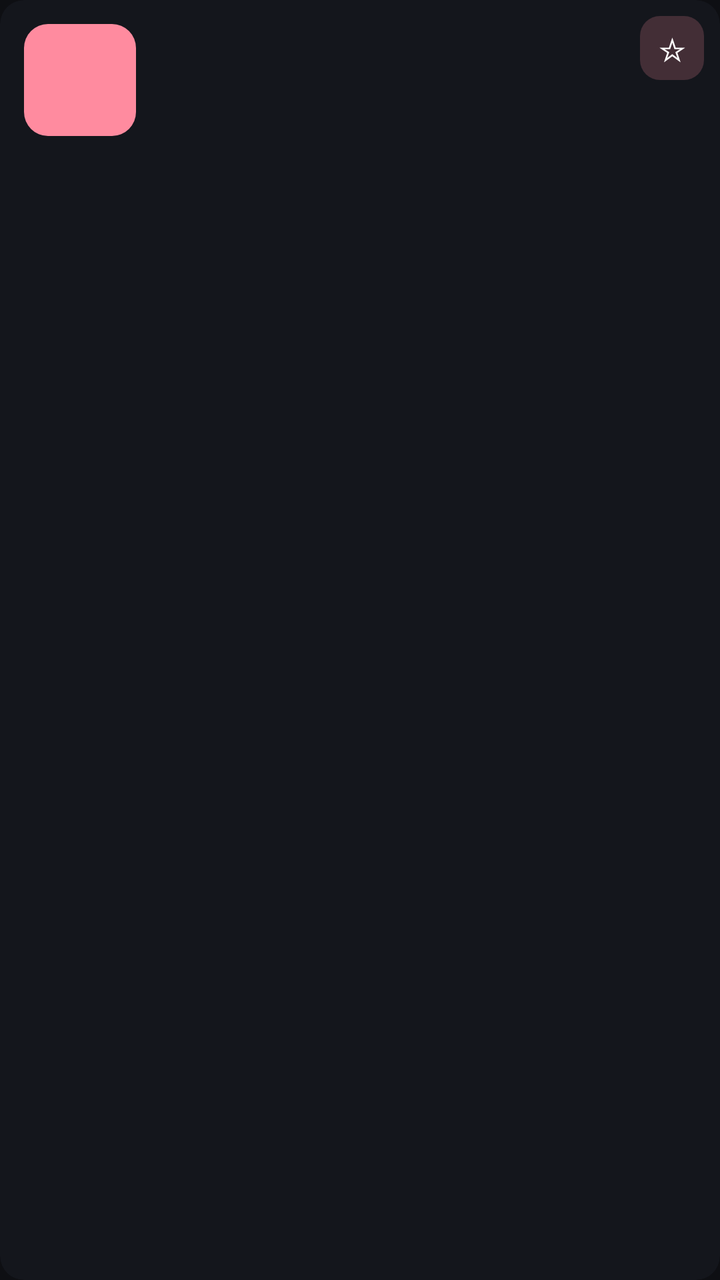
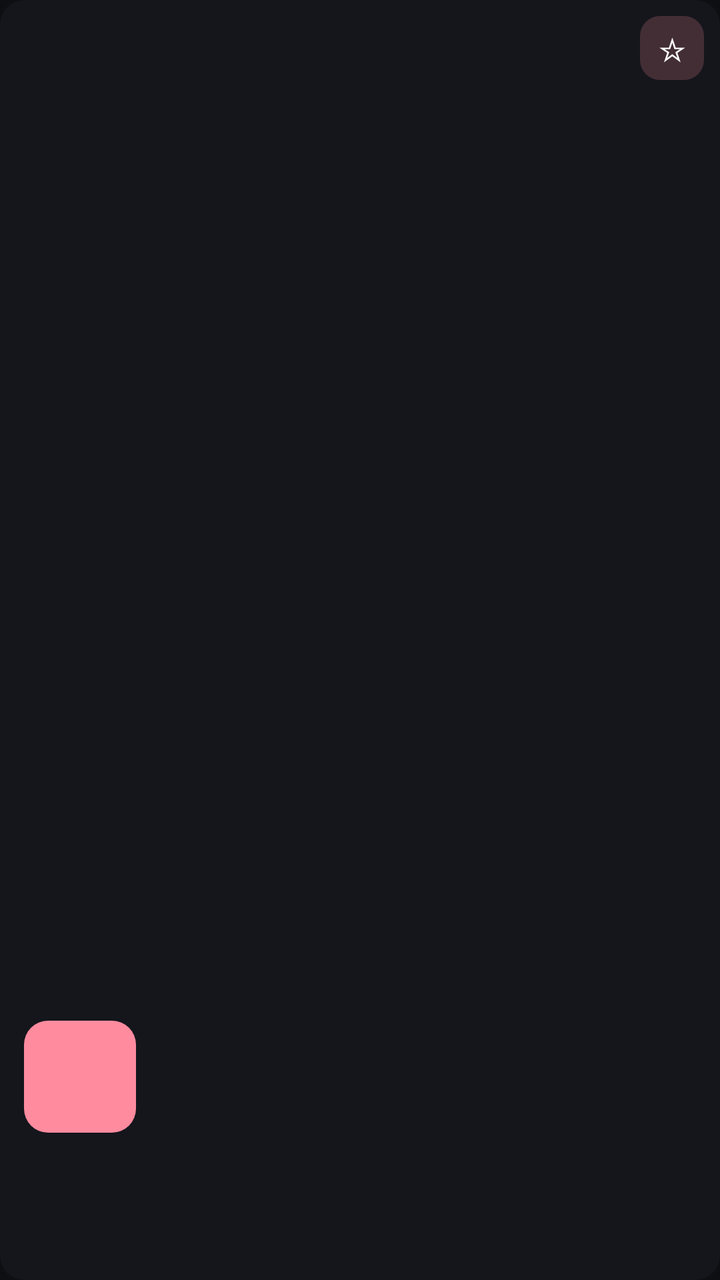

Before-and-after screenshots of an Android layout around one commit, followed by the original layout XML and the change that was made.
<!-- AndroidManifest.xml: application theme Theme.Meggy -->
<!-- res/layout/item_drive_card.xml -->
<?xml version="1.0" encoding="utf-8"?>
<com.google.android.material.card.MaterialCardView xmlns:android="http://schemas.android.com/apk/res/android"
    xmlns:app="http://schemas.android.com/apk/res-auto"
    android:id="@+id/drive_card_root"
    android:layout_width="@dimen/drive_card_width"
    android:layout_height="wrap_content"
    android:layout_marginEnd="@dimen/rail_gap"
    android:clickable="true"
    android:focusable="true"
    android:focusableInTouchMode="true"
    android:foreground="?attr/selectableItemBackground"
    app:cardCornerRadius="@dimen/radius_md"
    app:cardElevation="@dimen/elevation_0"
    app:cardBackgroundColor="@color/tile_bg"
    app:strokeWidth="0dp"
    app:strokeColor="@color/tile_focus_ring">

    <FrameLayout
        android:layout_width="match_parent"
        android:layout_height="wrap_content">

        
        <ImageView
            android:id="@+id/drive_cover"
            android:layout_width="match_parent"
            android:layout_height="match_parent"
            android:importantForAccessibility="no"
            android:scaleType="centerCrop"
            android:visibility="gone" />

        <View
            android:id="@+id/drive_scrim"
            android:layout_width="match_parent"
            android:layout_height="match_parent"
            android:background="@drawable/tile_overlay_bottom"
            android:visibility="gone" />

        <LinearLayout
            android:layout_width="match_parent"
            android:layout_height="wrap_content"
            android:orientation="vertical"
            android:padding="@dimen/spacing_md">

            
            <FrameLayout
                android:layout_width="56dp"
                android:layout_height="56dp"
                android:background="@drawable/drive_icon_square">

                <TextView
                    android:id="@+id/drive_icon"
                    android:layout_width="match_parent"
                    android:layout_height="match_parent"
                    android:gravity="center"
                    android:textColor="@color/drive_icon_tile_text"
                    android:textSize="28sp"
                    android:textStyle="bold" />
            </FrameLayout>

            
            <TextView
                android:id="@+id/drive_name"
                android:layout_width="match_parent"
                android:layout_height="wrap_content"
                android:layout_marginTop="@dimen/spacing_sm"
                android:ellipsize="end"
                android:maxLines="2"
                android:textColor="@color/tile_title"
                android:textSize="@dimen/text_drive_name"
                android:textStyle="bold" />

            <TextView
                android:id="@+id/drive_meta"
                android:layout_width="match_parent"
                android:layout_height="wrap_content"
                android:layout_marginTop="2dp"
                android:ellipsize="end"
                android:maxLines="1"
                android:textColor="@color/tile_subtitle"
                android:textSize="@dimen/text_drive_meta" />
        </LinearLayout>

        
        <TextView
            android:id="@+id/drive_fav_star"
            android:layout_width="32dp"
            android:layout_height="32dp"
            android:layout_gravity="top|end"
            android:layout_marginTop="@dimen/spacing_sm"
            android:layout_marginEnd="@dimen/spacing_sm"
            android:background="@drawable/badge_resume"
            android:clickable="true"
            android:contentDescription="@string/fav_desc"
            android:focusable="true"
            android:focusableInTouchMode="true"
            android:gravity="center"
            android:text="☆"
            android:textColor="@color/tile_title"
            android:textSize="16sp" />
    </FrameLayout>
</com.google.android.material.card.MaterialCardView>
<!-- resources referenced by this layout -->
<resources>
  <color name="drive_icon_tile_text">#FF2A0A13</color>
  <color name="tile_bg">#FF14161C</color>
  <color name="tile_focus_ring">#FFFF8B9F</color>
  <color name="tile_subtitle">#FFB9BEC9</color>
  <color name="tile_title">#FFFFFFFF</color>
  <dimen name="drive_card_width">128dp</dimen>
  <dimen name="elevation_0">0dp</dimen>
  <dimen name="radius_md">12dp</dimen>
  <dimen name="rail_gap">12dp</dimen>
  <dimen name="spacing_md">12dp</dimen>
  <dimen name="spacing_sm">8dp</dimen>
  <dimen name="text_drive_meta">12sp</dimen>
  <dimen name="text_drive_name">14sp</dimen>
  <!-- drawable badge_resume (drawable) -->
  <?xml version="1.0" encoding="utf-8"?>
  <shape xmlns:android="http://schemas.android.com/apk/res/android"
      android:shape="rectangle">
      <solid android:color="#33FF8B9F" />
      <corners android:radius="10dp" />
  </shape>
  <!-- drawable drive_icon_square (drawable) -->
  <?xml version="1.0" encoding="utf-8"?>
  <shape xmlns:android="http://schemas.android.com/apk/res/android" android:shape="rectangle">
      <corners android:radius="12dp" />
      <solid android:color="@color/drive_icon_tile" />
  </shape>
  <!-- drawable tile_overlay_bottom (drawable) -->
  <?xml version="1.0" encoding="utf-8"?>
  <shape xmlns:android="http://schemas.android.com/apk/res/android"
      android:shape="rectangle">
      <gradient
          android:startColor="#00000000"
          android:centerColor="#80000000"
          android:endColor="#F00D0E12"
          android:angle="270"
          android:type="linear" />
      <corners android:radius="0dp" />
  </shape>
  <string name="fav_desc">Adicionar à Minha lista</string>
  <color name="drive_icon_tile">#FFFF8B9F</color>
  <color name="md_primary">#FFFF8B9F</color>
  <color name="md_on_primary">#FF2A0A13</color>
  <color name="md_primary_container">#FF3A2029</color>
  <color name="md_on_primary_container">#FFFFD9E0</color>
  <color name="md_secondary">#FFB3A6B0</color>
  <color name="md_on_secondary">#FF221A20</color>
  <color name="md_secondary_container">#FF2B2530</color>
  <color name="md_on_secondary_container">#FFE8DDE6</color>
  <color name="md_background">#FF0E0F13</color>
  <color name="md_surface">#FF14161C</color>
  <color name="md_surface_variant">#FF1E212B</color>
  <color name="md_on_background">#FFEDEEF2</color>
  <color name="md_on_surface">#FFEDEEF2</color>
  <color name="md_on_surface_variant">#FFB9BEC9</color>
  <color name="md_outline">#FF3D4356</color>
  <color name="md_outline_variant">#FF262A36</color>
  <color name="md_error">#FFCF6679</color>
  <color name="md_on_error">#FF600014</color>
  <style name="Widget.Meggy.CardView" parent="Widget.Material3.CardView.Filled">
          <item name="cardBackgroundColor">@color/md_surface_container</item>
          <item name="cardCornerRadius">20dp</item>
          <item name="cardElevation">2dp</item>
          <item name="contentPadding">0dp</item>
          <item name="strokeWidth">0dp</item>
      </style>
  <color name="md_surface_container">#FF1A1D26</color>
  <!-- unchanged entries left out for length: 1 -->
</resources>

<!-- the commit's change to res/layout/item_drive_card.xml (unified diff, before → after) -->
@@ -3,7 +3,7 @@
     xmlns:app="http://schemas.android.com/apk/res-auto"
     android:id="@+id/drive_card_root"
     android:layout_width="@dimen/drive_card_width"
-    android:layout_height="wrap_content"
+    android:layout_height="@dimen/drive_card_height"
     android:layout_marginEnd="@dimen/rail_gap"
     android:clickable="true"
     android:focusable="true"
@@ -17,7 +17,7 @@
 
     <FrameLayout
         android:layout_width="match_parent"
-        android:layout_height="wrap_content">
+        android:layout_height="match_parent">
 
         
         <ImageView
@@ -38,6 +38,7 @@
         <LinearLayout
             android:layout_width="match_parent"
             android:layout_height="wrap_content"
+            android:layout_gravity="bottom"
             android:orientation="vertical"
             android:padding="@dimen/spacing_md">
 
@@ -65,6 +66,7 @@
                 android:layout_marginTop="@dimen/spacing_sm"
                 android:ellipsize="end"
                 android:maxLines="2"
+                android:minLines="2"
                 android:textColor="@color/tile_title"
                 android:textSize="@dimen/text_drive_name"
                 android:textStyle="bold" />
<!-- resource entries referenced after the edit -->
@@ -5,6 +5,7 @@
   <color name="tile_focus_ring">#FFFF8B9F</color>
   <color name="tile_subtitle">#FFB9BEC9</color>
   <color name="tile_title">#FFFFFFFF</color>
+  <dimen name="drive_card_height">210dp</dimen>
   <dimen name="drive_card_width">128dp</dimen>
   <dimen name="elevation_0">0dp</dimen>
   <dimen name="radius_md">12dp</dimen>
